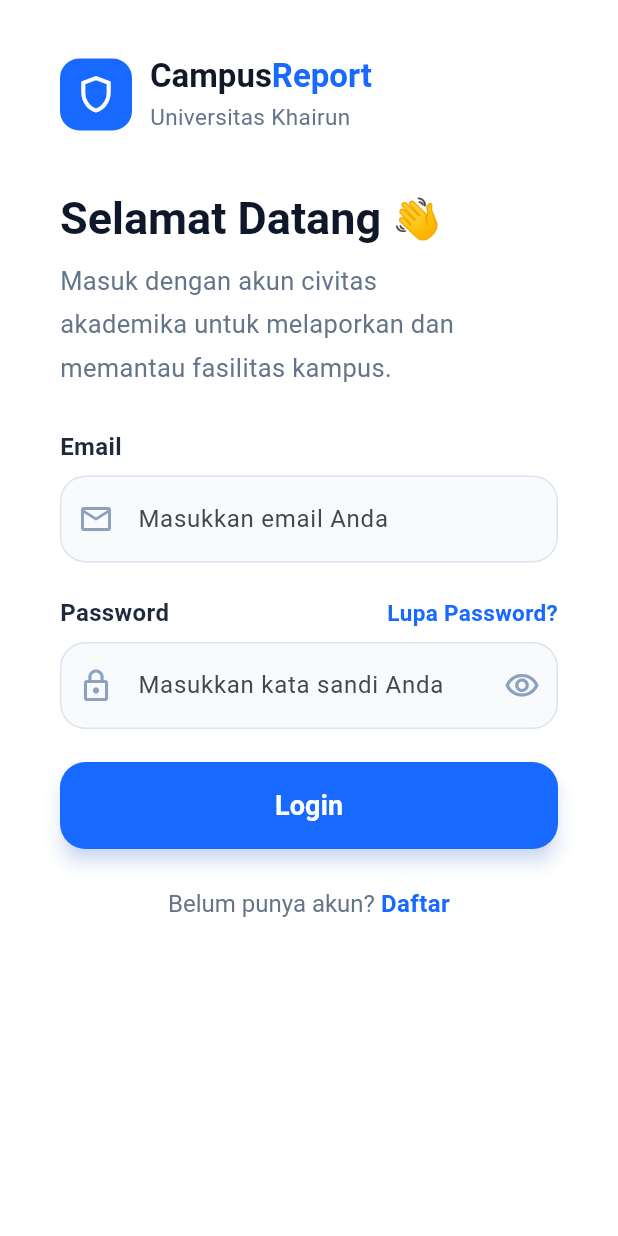
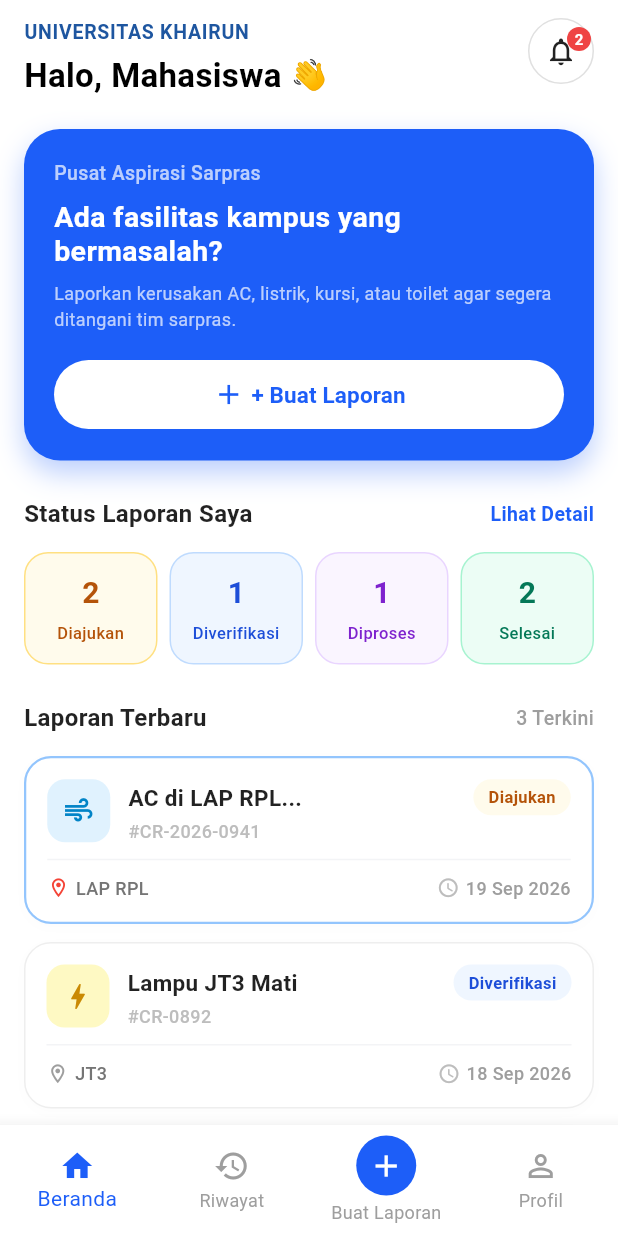
Before and after one commit to ekawati28/Projek-Mobile-, a Flutter app: the screen it shows after launch, on a phone screen of 412 x 824 dp. Run offline on Flutter 3.47's test engine with Material 3 defaults, Android fonts, the phone set to English and light mode, and no system bars; our stand-ins replace supabase_flutter; accounts and stored records are empty; Roboto replaces fonts that are missing (Arial).

Commit message:
add dashboard mahasiswa page

```diff
--- a/lib/main.dart
+++ b/lib/main.dart
@@ -4,12 +4,12 @@ import 'package:supabase_flutter/supabase_flutter.dart';
 import 'config/supabese_config.dart';
 import 'views/splash_page.dart';
 import 'views/auth/lupa_password_page3.dart';
+import 'views/mahasiswa/dashboard_page.dart';
 
 final GlobalKey<NavigatorState> navigatorKey = GlobalKey<NavigatorState>();
 bool isPasswordRecovery = false;
 
 Future<void> main() async {
-
   WidgetsFlutterBinding.ensureInitialized();
 
   await Supabase.initialize(
@@ -19,7 +19,6 @@ Future<void> main() async {
 
   Supabase.instance.client.auth.onAuthStateChange.listen(
     (data) {
-
       print(
         "AUTH EVENT: ${data.event}",
       );
@@ -72,7 +71,7 @@ class CampusReportApp extends StatelessWidget {
           seedColor: const Color(0xFF2563EB),
         ),
       ),
-      home: const SplashPage(),
+      home: const DashboardPage(),
     );
   }
 }
--- /dev/null
+++ b/lib/views/mahasiswa/dashboard_page.dart
@@ -0,0 +1,562 @@
+import 'package:flutter/material.dart';
+
+class DashboardPage extends StatelessWidget {
+  const DashboardPage({Key? key}) : super(key: key);
+
+  @override
+  Widget build(BuildContext context) {
+    return Scaffold(
+      backgroundColor: Colors.white,
+      body: SafeArea(
+        child: SingleChildScrollView(
+          padding: const EdgeInsets.symmetric(horizontal: 16.0, vertical: 12.0),
+          child: Column(
+            crossAxisAlignment: CrossAxisAlignment.start,
+            children: [
+              // Header
+              Row(
+                mainAxisAlignment: MainAxisAlignment.spaceBetween,
+                crossAxisAlignment: CrossAxisAlignment.start,
+                children: [
+                  Column(
+                    crossAxisAlignment: CrossAxisAlignment.start,
+                    children: [
+                      const Text(
+                        'UNIVERSITAS KHAIRUN',
+                        style: TextStyle(
+                          color: Color(0xFF1E56A0),
+                          fontSize: 13,
+                          fontWeight: FontWeight.bold,
+                          letterSpacing: 0.5,
+                        ),
+                      ),
+                      const SizedBox(height: 4),
+                      Row(
+                        children: const [
+                          Text(
+                            'Halo, Mahasiswa',
+                            style: TextStyle(
+                              fontSize: 22,
+                              fontWeight: FontWeight.bold,
+                              color: Colors.black,
+                            ),
+                          ),
+                          SizedBox(width: 6),
+                          Text('👋', style: TextStyle(fontSize: 20)),
+                        ],
+                      ),
+                    ],
+                  ),
+                  Stack(
+                    children: [
+                      Container(
+                        padding: const EdgeInsets.all(10),
+                        decoration: BoxDecoration(
+                          shape: BoxShape.circle,
+                          border: Border.all(
+                            color: Colors.grey.shade300,
+                            width: 1,
+                          ),
+                        ),
+                        child: const Icon(
+                          Icons.notifications_outlined,
+                          color: Colors.black87,
+                          size: 22,
+                        ),
+                      ),
+                      Positioned(
+                        right: 2,
+                        top: 2,
+                        child: Container(
+                          padding: const EdgeInsets.all(5),
+                          decoration: const BoxDecoration(
+                            color: Color(0xFFEF4444),
+                            shape: BoxShape.circle,
+                          ),
+                          child: const Text(
+                            '2',
+                            style: TextStyle(
+                              color: Colors.white,
+                              fontSize: 10,
+                              fontWeight: FontWeight.bold,
+                            ),
+                          ),
+                        ),
+                      ),
+                    ],
+                  ),
+                ],
+              ),
+              const SizedBox(height: 20),
+
+              // Banner Biru
+              Container(
+                width: double.infinity,
+                padding: const EdgeInsets.all(20.0),
+                decoration: BoxDecoration(
+                  color: const Color(0xFF1D5EF8),
+                  borderRadius: BorderRadius.circular(24.0),
+                  boxShadow: [
+                    BoxShadow(
+                      color: const Color(0xFF1D5EF8).withOpacity(0.3),
+                      blurRadius: 15,
+                      offset: const Offset(0, 8),
+                    ),
+                  ],
+                ),
+                child: Column(
+                  crossAxisAlignment: CrossAxisAlignment.start,
+                  children: [
+                    const Text(
+                      'Pusat Aspirasi Sarpras',
+                      style: TextStyle(
+                        color: Colors.white70,
+                        fontSize: 13,
+                        fontWeight: FontWeight.w500,
+                      ),
+                    ),
+                    const SizedBox(height: 8),
+                    const Text(
+                      'Ada fasilitas kampus yang bermasalah?',
+                      style: TextStyle(
+                        color: Colors.white,
+                        fontSize: 19,
+                        fontWeight: FontWeight.bold,
+                        height: 1.2,
+                      ),
+                    ),
+                    const SizedBox(height: 8),
+                    const Text(
+                      'Laporkan kerusakan AC, listrik, kursi, atau toilet agar segera ditangani tim sarpras.',
+                      style: TextStyle(
+                        color: Colors.white70,
+                        fontSize: 12,
+                        height: 1.4,
+                      ),
+                    ),
+                    const SizedBox(height: 18),
+                    SizedBox(
+                      width: double.infinity,
+                      child: ElevatedButton(
+                        onPressed: () {},
+                        style: ElevatedButton.styleFrom(
+                          backgroundColor: Colors.white,
+                          foregroundColor: const Color(0xFF1D5EF8),
+                          elevation: 0,
+                          padding: const EdgeInsets.symmetric(vertical: 12),
+                          shape: RoundedRectangleBorder(
+                            borderRadius: BorderRadius.circular(25),
+                          ),
+                        ),
+                        child: Row(
+                          mainAxisAlignment: MainAxisAlignment.center,
+                          children: const [
+                            Icon(Icons.add, size: 22, color: Color(0xFF1D5EF8)),
+                            SizedBox(width: 4),
+                            Text(
+                              '+ Buat Laporan',
+                              style: TextStyle(
+                                fontSize: 15,
+                                fontWeight: FontWeight.bold,
+                                color: Color(0xFF1D5EF8),
+                              ),
+                            ),
+                          ],
+                        ),
+                      ),
+                    ),
+                  ],
+                ),
+              ),
+              const SizedBox(height: 24),
+
+              // Header Status Laporan Saya
+              Row(
+                mainAxisAlignment: MainAxisAlignment.spaceBetween,
+                children: const [
+                  Text(
+                    'Status Laporan Saya',
+                    style: TextStyle(
+                      fontSize: 16,
+                      fontWeight: FontWeight.bold,
+                      color: Colors.black87,
+                    ),
+                  ),
+                  Text(
+                    'Lihat Detail',
+                    style: TextStyle(
+                      fontSize: 13,
+                      fontWeight: FontWeight.w600,
+                      color: Color(0xFF1D5EF8),
+                    ),
+                  ),
+                ],
+              ),
+              const SizedBox(height: 14),
+
+              // Status Cards (2 1 1 2)
+              Row(
+                children: const [
+                  Expanded(
+                    child: StatusCard(
+                      count: '2',
+                      label: 'Diajukan',
+                      bgColor: Color(0xFFFFFBEC),
+                      borderColor: Color(0xFFFFE082),
+                      textColor: Color(0xFFB45309),
+                    ),
+                  ),
+                  SizedBox(width: 8),
+                  Expanded(
+                    child: StatusCard(
+                      count: '1',
+                      label: 'Diverifikasi',
+                      bgColor: Color(0xFFEFF6FF),
+                      borderColor: Color(0xFFBFDBFE),
+                      textColor: Color(0xFF1D4ED8),
+                    ),
+                  ),
+                  SizedBox(width: 8),
+                  Expanded(
+                    child: StatusCard(
+                      count: '1',
+                      label: 'Diproses',
+                      bgColor: Color(0xFFFAF5FF),
+                      borderColor: Color(0xFFE9D5FF),
+                      textColor: Color(0xFF7E22CE),
+                    ),
+                  ),
+                  SizedBox(width: 8),
+                  Expanded(
+                    child: StatusCard(
+                      count: '2',
+                      label: 'Selesai',
+                      bgColor: Color(0xFFECFDF5),
+                      borderColor: Color(0xFFA7F3D0),
+                      textColor: Color(0xFF047857),
+                    ),
+                  ),
+                ],
+              ),
+              const SizedBox(height: 24),
+
+              // Header Laporan Terbaru
+              Row(
+                mainAxisAlignment: MainAxisAlignment.spaceBetween,
+                children: const [
+                  Text(
+                    'Laporan Terbaru',
+                    style: TextStyle(
+                      fontSize: 16,
+                      fontWeight: FontWeight.bold,
+                      color: Colors.black87,
+                    ),
+                  ),
+                  Text(
+                    '3 Terkini',
+                    style: TextStyle(
+                      fontSize: 13,
+                      color: Colors.grey,
+                      fontWeight: FontWeight.w500,
+                    ),
+                  ),
+                ],
+              ),
+              const SizedBox(height: 14),
+
+              // List Laporan
+              const LaporanCard(
+                icon: Icons.air,
+                iconBg: Color(0xFFE0F2FE),
+                iconColor: Color(0xFF0284C7),
+                title: 'AC di LAP RPL...',
+                code: '#CR-2026-0941',
+                location: 'LAP RPL',
+                locationColor: Colors.red,
+                date: '19 Sep 2026',
+                statusText: 'Diajukan',
+                statusBg: Color(0xFFFFFBEC),
+                statusColor: Color(0xFFB45309),
+                isBordered: true,
+              ),
+              const SizedBox(height: 12),
+              const LaporanCard(
+                icon: Icons.bolt,
+                iconBg: Color(0xFFFEF9C3),
+                iconColor: Color(0xFFCA8A04),
+                title: 'Lampu JT3 Mati',
+                code: '#CR-0892',
+                location: 'JT3',
+                locationColor: Colors.grey,
+                date: '18 Sep 2026',
+                statusText: 'Diverifikasi',
+                statusBg: Color(0xFFEFF6FF),
+                statusColor: Color(0xFF1D4ED8),
+                isBordered: false,
+              ),
+              const SizedBox(height: 12),
+              const LaporanCard(
+                icon: Icons.chair_outlined,
+                iconBg: Color(0xFFECFDF5),
+                iconColor: Color(0xFF059669),
+                title: 'Kursi Rusak di JT1',
+                code: '#CR-0845',
+                location: 'JT1',
+                locationColor: Colors.grey,
+                date: '17 Sep 2026',
+                statusText: 'Selesai',
+                statusBg: Color(0xFFECFDF5),
+                statusColor: Color(0xFF047857),
+                isBordered: false,
+              ),
+              const SizedBox(height: 20),
+            ],
+          ),
+        ),
+      ),
+      bottomNavigationBar: BottomNavigationBar(
+        currentIndex: 0,
+        selectedItemColor: const Color(0xFF1D5EF8),
+        unselectedItemColor: Colors.grey,
+        type: BottomNavigationBarType.fixed,
+        backgroundColor: Colors.white,
+        elevation: 10,
+        items: [
+          const BottomNavigationBarItem(
+            icon: Icon(Icons.home_outlined),
+            activeIcon: Icon(Icons.home),
+            label: 'Beranda',
+          ),
+          const BottomNavigationBarItem(
+            icon: Icon(Icons.history),
+            label: 'Riwayat',
+          ),
+          BottomNavigationBarItem(
+            icon: Container(
+              padding: const EdgeInsets.all(8),
+              decoration: const BoxDecoration(
+                color: Color(0xFF1D5EF8),
+                shape: BoxShape.circle,
+              ),
+              child: const Icon(Icons.add, color: Colors.white, size: 24),
+            ),
+            label: 'Buat Laporan',
+          ),
+          const BottomNavigationBarItem(
+            icon: Icon(Icons.person_outline),
+            activeIcon: Icon(Icons.person),
+            label: 'Profil',
+          ),
+        ],
+      ),
+    );
+  }
+}
+
+class StatusCard extends StatelessWidget {
+  final String count;
+  final String label;
+  final Color bgColor;
+  final Color borderColor;
+  final Color textColor;
+
+  const StatusCard({
+    Key? key,
+    required this.count,
+    required this.label,
+    required this.bgColor,
+    required this.borderColor,
+    required this.textColor,
+  }) : super(key: key);
+
+  @override
+  Widget build(BuildContext context) {
+    return Container(
+      padding: const EdgeInsets.symmetric(vertical: 12, horizontal: 2),
+      decoration: BoxDecoration(
+        color: bgColor,
+        borderRadius: BorderRadius.circular(16),
+        border: Border.all(color: borderColor, width: 1),
+      ),
+      child: Column(
+        children: [
+          Text(
+            count,
+            style: TextStyle(
+              fontSize: 20,
+              fontWeight: FontWeight.bold,
+              color: textColor,
+            ),
+          ),
+          const SizedBox(height: 4),
+          Text(
+            label,
+            style: TextStyle(
+              fontSize: 11,
+              fontWeight: FontWeight.w500,
+              color: textColor,
+            ),
+            textAlign: TextAlign.center,
+            maxLines: 1,
+            overflow: TextOverflow.ellipsis,
+          ),
+        ],
+      ),
+    );
+  }
+}
+
+class LaporanCard extends StatelessWidget {
+  final IconData icon;
+  final Color iconBg;
+  final Color iconColor;
+  final String title;
+  final String code;
+  final String location;
+  final Color locationColor;
+  final String date;
+  final String statusText;
+  final Color statusBg;
+  final Color statusColor;
+  final bool isBordered;
+
+  const LaporanCard({
+    Key? key,
+    required this.icon,
+    required this.iconBg,
+    required this.iconColor,
+    required this.title,
+    required this.code,
+    required this.location,
+    required this.locationColor,
+    required this.date,
+    required this.statusText,
+    required this.statusBg,
+    required this.statusColor,
+    required this.isBordered,
+  }) : super(key: key);
+
+  @override
+  Widget build(BuildContext context) {
+    return Container(
+      padding: const EdgeInsets.all(14),
+      decoration: BoxDecoration(
+        color: Colors.white,
+        borderRadius: BorderRadius.circular(18),
+        border: Border.all(
+          color: isBordered ? const Color(0xFF93C5FD) : Colors.grey.shade200,
+          width: isBordered ? 1.5 : 1,
+        ),
+        boxShadow: [
+          BoxShadow(
+            color: Colors.grey.withOpacity(0.03),
+            blurRadius: 6,
+            offset: const Offset(0, 2),
+          ),
+        ],
+      ),
+      child: Column(
+        children: [
+          Row(
+            crossAxisAlignment: CrossAxisAlignment.start,
+            children: [
+              Container(
+                padding: const EdgeInsets.all(10),
+                decoration: BoxDecoration(
+                  color: iconBg,
+                  borderRadius: BorderRadius.circular(12),
+                ),
+                child: Icon(icon, color: iconColor, size: 22),
+              ),
+              const SizedBox(width: 12),
+              Expanded(
+                child: Column(
+                  crossAxisAlignment: CrossAxisAlignment.start,
+                  children: [
+                    Row(
+                      mainAxisAlignment: MainAxisAlignment.spaceBetween,
+                      children: [
+                        Text(
+                          title,
+                          style: const TextStyle(
+                            fontSize: 15,
+                            fontWeight: FontWeight.bold,
+                            color: Colors.black87,
+                          ),
+                        ),
+                        Container(
+                          padding: const EdgeInsets.symmetric(
+                            horizontal: 10,
+                            vertical: 4,
+                          ),
+                          decoration: BoxDecoration(
+                            color: statusBg,
+                            borderRadius: BorderRadius.circular(20),
+                          ),
+                          child: Text(
+                            statusText,
+                            style: TextStyle(
+                              fontSize: 11,
+                              fontWeight: FontWeight.bold,
+                              color: statusColor,
+                            ),
+                          ),
+                        ),
+                      ],
+                    ),
+                    const SizedBox(height: 2),
+                    Text(
+                      code,
+                      style: TextStyle(
+                        fontSize: 12,
+                        color: Colors.grey.shade400,
+                        fontWeight: FontWeight.w500,
+                      ),
+                    ),
+                  ],
+                ),
+              ),
+            ],
+          ),
+          const Padding(
+            padding: EdgeInsets.symmetric(vertical: 10),
+            child: Divider(height: 1, color: Color(0xFFF3F4F6)),
+          ),
+          Row(
+            mainAxisAlignment: MainAxisAlignment.spaceBetween,
+            children: [
+              Row(
+                children: [
+                  Icon(Icons.location_on_outlined, size: 15, color: locationColor),
+                  const SizedBox(width: 4),
+                  Text(
+                    location,
+                    style: TextStyle(
+                      fontSize: 12,
+                      color: Colors.grey.shade600,
+                      fontWeight: FontWeight.w500,
+                    ),
+                  ),
+                ],
+              ),
+              Row(
+                children: [
+                  Icon(Icons.access_time_rounded, size: 15, color: Colors.grey.shade400),
+                  const SizedBox(width: 4),
+                  Text(
+                    date,
+                    style: TextStyle(
+                      fontSize: 12,
+                      color: Colors.grey.shade500,
+                      fontWeight: FontWeight.w500,
+                    ),
+                  ),
+                ],
+              ),
+            ],
+          ),
+        ],
+      ),
+    );
+  }
+}
```
Also changed, not shown: lib/views/splash_page.dart (+12 -36 lines).
